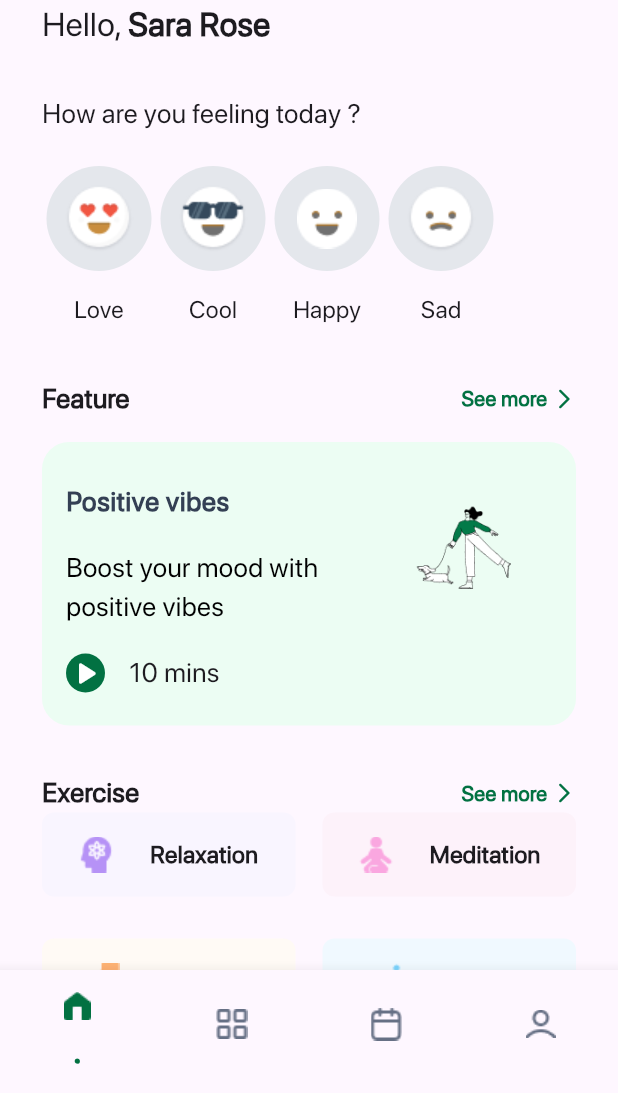
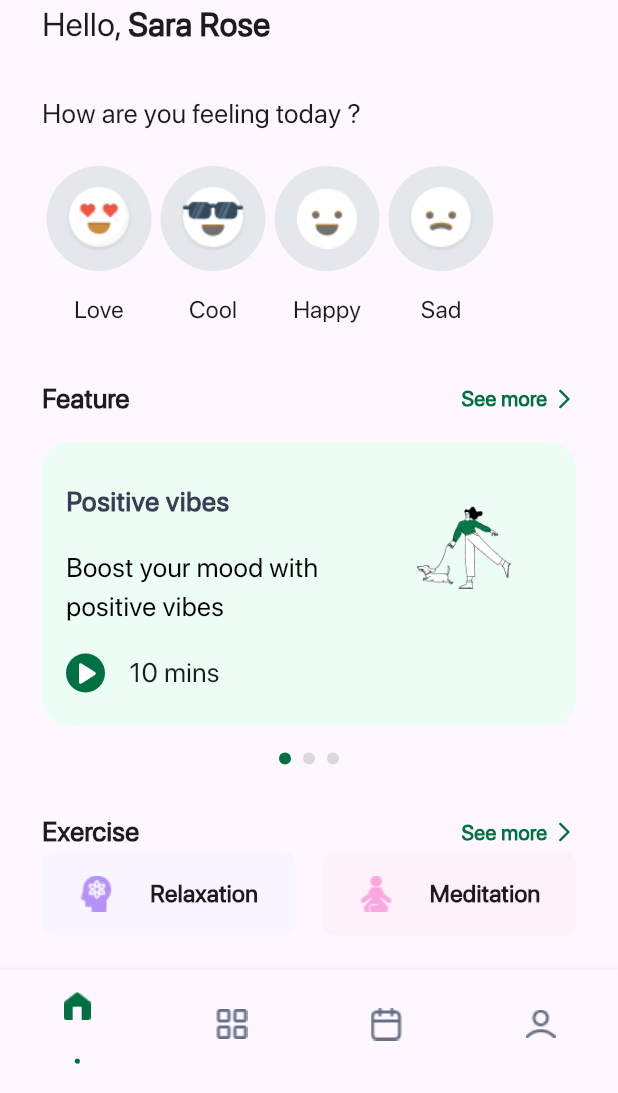
Before and after one commit to MohamedGll/c11_exam_sun_online, a Flutter app: the screen it shows after launch, on a phone screen of 412 x 824 dp, the part 143-1236 px from its top. Run offline on Flutter 3.47's test engine with Material 3 defaults, Android fonts, the phone set to English and light mode, and no system bars; drawn by our look-alikes of badges, smooth_page_indicator; our stand-ins replace buttons_tabbar, font_awesome_flutter.

Commit message:
feature item done

```diff
--- a/lib/widgets/custom_mody_view_body.dart
+++ b/lib/widgets/custom_mody_view_body.dart
@@ -4,15 +4,23 @@ import 'package:c11_exam_sun_online/widgets/custom_mody_row.dart';
 import 'package:c11_exam_sun_online/widgets/exercise_item.dart';
 import 'package:c11_exam_sun_online/widgets/feeling_item.dart';
 import 'package:flutter/material.dart';
+import 'package:smooth_page_indicator/smooth_page_indicator.dart';
 
-class CustomModyViewBody extends StatelessWidget {
+class CustomModyViewBody extends StatefulWidget {
   const CustomModyViewBody({super.key});
+
+  @override
+  State<CustomModyViewBody> createState() => _CustomModyViewBodyState();
+}
+
+class _CustomModyViewBodyState extends State<CustomModyViewBody> {
   final List<String> images = const [
     'assets/images/Frame1.png',
     'assets/images/Frame2.png',
     'assets/images/Frame4.png',
     'assets/images/Frame3.png',
   ];
+
   final List<String> labels = const [
     'Love',
     'Cool',
@@ -20,6 +28,7 @@ class CustomModyViewBody extends StatelessWidget {
     'Sad',
   ];
 
+  final pageController = PageController();
   @override
   Widget build(BuildContext context) {
     return Padding(
@@ -162,6 +171,21 @@ class CustomModyViewBody extends StatelessWidget {
                   ),
                 ),
                 const SizedBox(
+                  height: 18,
+                ),
+                Center(
+                  child: SmoothPageIndicator(
+                    controller: pageController, // PageController
+                    count: 3,
+                    effect: const WormEffect(
+                      dotHeight: 8,
+                      dotWidth: 8,
+                      activeDotColor: k2PrimaryColor,
+                      dotColor: Color(0xffD9D9D9),
+                    ), // your preferred effect
+                  ),
+                ),
+                const SizedBox(
                   height: 32,
                 ),
                 const CustomModyRow(
--- a/pubspec.yaml
+++ b/pubspec.yaml
@@ -41,6 +41,7 @@ dependencies:
   buttons_tabbar: ^1.3.13
   badges: ^3.1.2
   chips_choice: ^3.0.1
+  smooth_page_indicator: ^1.2.0+3
 
 dev_dependencies:
   flutter_test:
```
Also changed, not shown: pubspec.lock.
